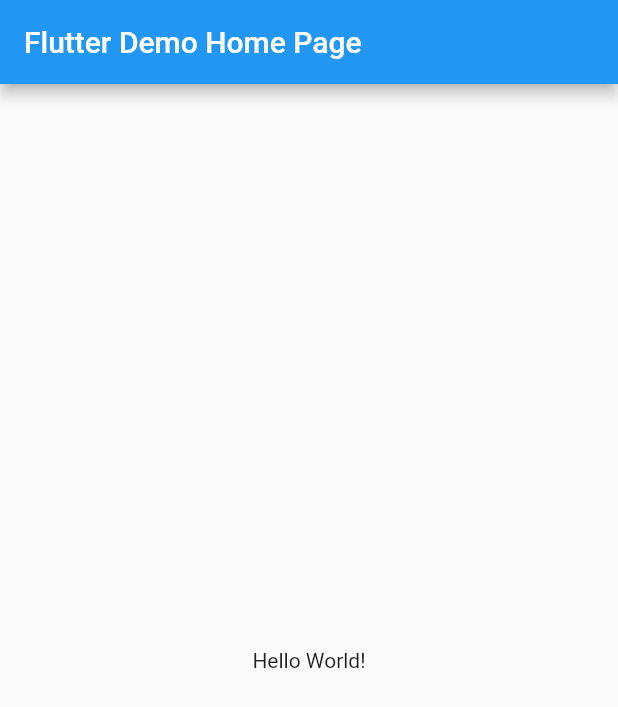
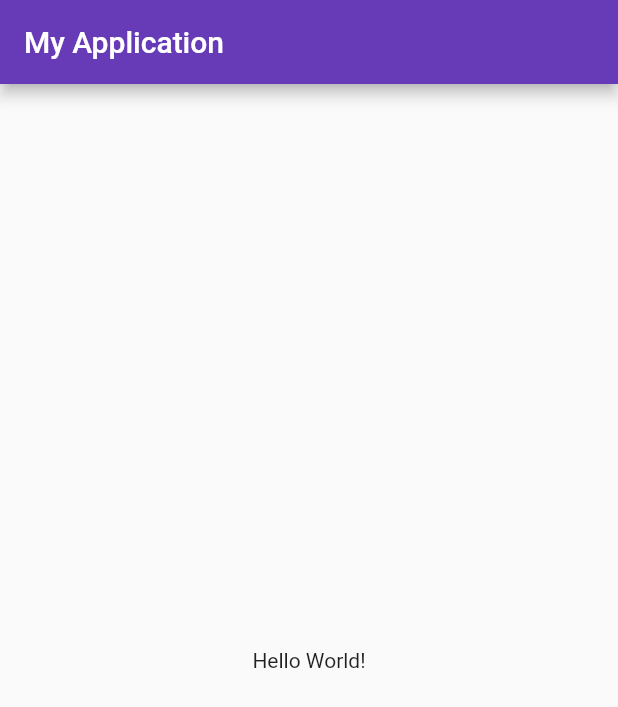
Before and after one commit to nathasyae/tktpl-lab7-1706979404, a Flutter app: the screen it shows after launch, on a phone screen of 412 x 824 dp. Shown: the top 707 px of the screen. Run offline on Flutter 3.47's test engine with Material 2 defaults, Android fonts, the phone set to English and light mode, and no system bars.

Commit message:
adjust to native color & update readme

```diff
--- a/lib/main.dart
+++ b/lib/main.dart
@@ -11,10 +11,10 @@ class MyApp extends StatelessWidget {
     return MaterialApp(
       title: 'Flutter Demo',
       theme: ThemeData(
-        primarySwatch: Colors.blue,
+        primarySwatch: Colors.deepPurple,
         visualDensity: VisualDensity.adaptivePlatformDensity,
       ),
-      home: MyHomePage(title: 'Flutter Demo Home Page'),
+      home: MyHomePage(title: 'My Application'),
     );
   }
 }
```
Also changed, not shown: 1 other file.
